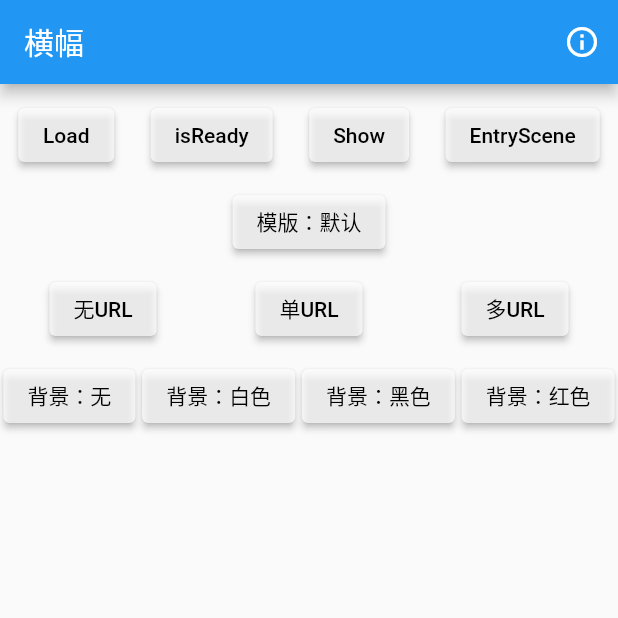
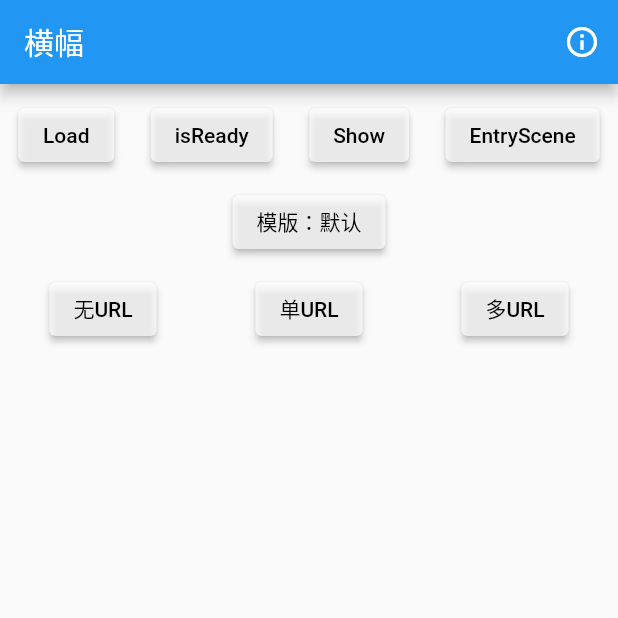
Before and after one commit to tradplus/flutter_demo, a Flutter app: the BannerWidget screen opened directly, on a phone screen of 412 x 824 dp, the top half of it. Run offline on Flutter 3.47's test engine with Material 2 defaults, Android fonts, the phone set to English and light mode, and no system bars.

Commit message:
update demo

```diff
--- a/example/lib/banner.dart
+++ b/example/lib/banner.dart
@@ -20,7 +20,6 @@ class BannerWidgetState extends State<BannerWidget> {
   bool useDef = true;
   String useDefText = "模版：默认";
   String infoString = "";
-  String bgColorStr = "";
   String sceneId = TPAdConfiguration.bannerSceneId;
   GlobalKey<PartRefreshWidgetState> globalKey = new GlobalKey();
 
@@ -149,58 +148,6 @@ class BannerWidgetState extends State<BannerWidget> {
               ],
             ),
           ),
-          Padding(
-            padding: const EdgeInsets.only(top: 10),
-            child: Row(
-              mainAxisAlignment: MainAxisAlignment.spaceAround,
-              children: [
-                ElevatedButton(
-                    style: ElevatedButton.styleFrom(primary: Colors.white70),
-                    onPressed: () {
-                      bgColorStr = "";
-                      infoString = "背景色设置为：无";
-                      globalKey.currentState?.update();
-                    },
-                    child: const Text("背景：无",
-                        style: TextStyle(
-                          color: Colors.black,
-                        ))),
-                ElevatedButton(
-                    style: ElevatedButton.styleFrom(primary: Colors.white70),
-                    onPressed: () {
-                      bgColorStr = "#FFFFFF";
-                      infoString = "背景色设置为：白色";
-                      globalKey.currentState?.update();
-                    },
-                    child: const Text("背景：白色",
-                        style: TextStyle(
-                          color: Colors.black,
-                        ))),
-                ElevatedButton(
-                    style: ElevatedButton.styleFrom(primary: Colors.white70),
-                    onPressed: () {
-                      infoString = "背景色设置为：黑色";
-                      bgColorStr = "#000000";
-                      globalKey.currentState?.update();
-                    },
-                    child: const Text("背景：黑色",
-                        style: TextStyle(
-                          color: Colors.black,
-                        ))),
-                ElevatedButton(
-                    style: ElevatedButton.styleFrom(primary: Colors.white70),
-                    onPressed: () {
-                      infoString = "背景色设置为：红色";
-                      bgColorStr = "#FF0000";
-                      globalKey.currentState?.update();
-                    },
-                    child: const Text("背景：红色",
-                        style: TextStyle(
-                          color: Colors.black,
-                        ))),
-              ],
-            ),
-          ),
           PartRefreshWidget(globalKey, () {
             ///创建需要局部刷新的widget
             return Text(
@@ -259,7 +206,6 @@ class BannerWidgetState extends State<BannerWidget> {
       localParams: localParams,
       closeAutoDestroy: true,
       sceneId: sceneId,
-      backgroundColor: bgColorStr
     );
     TPBannerManager.loadBannerAd(unitId, extraMap: extraMap);
     String time = DateTime
```
Also changed, not shown: 2 other files.
